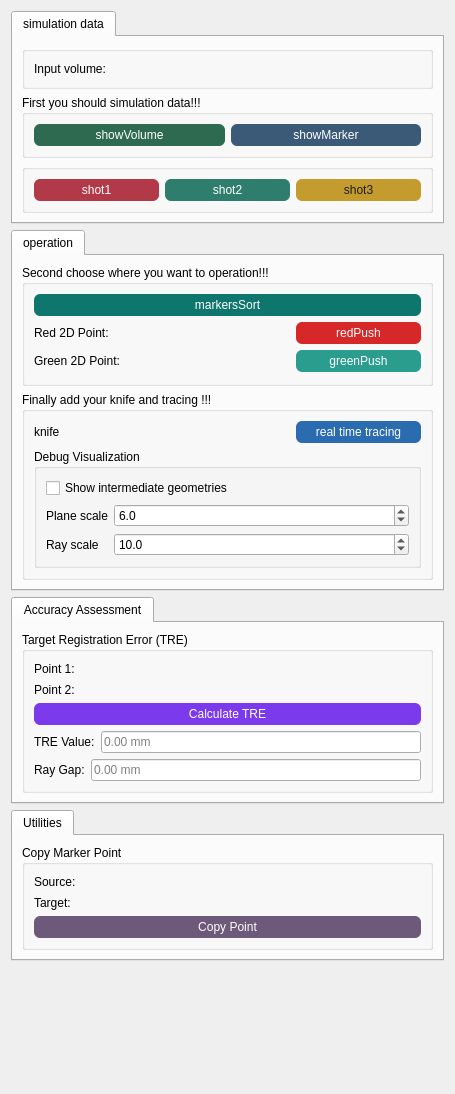
This is Resources/UI/Biplane.ui in CodingHHW/Biplane as Qt 5 draws it before an edit. The edited form follows.
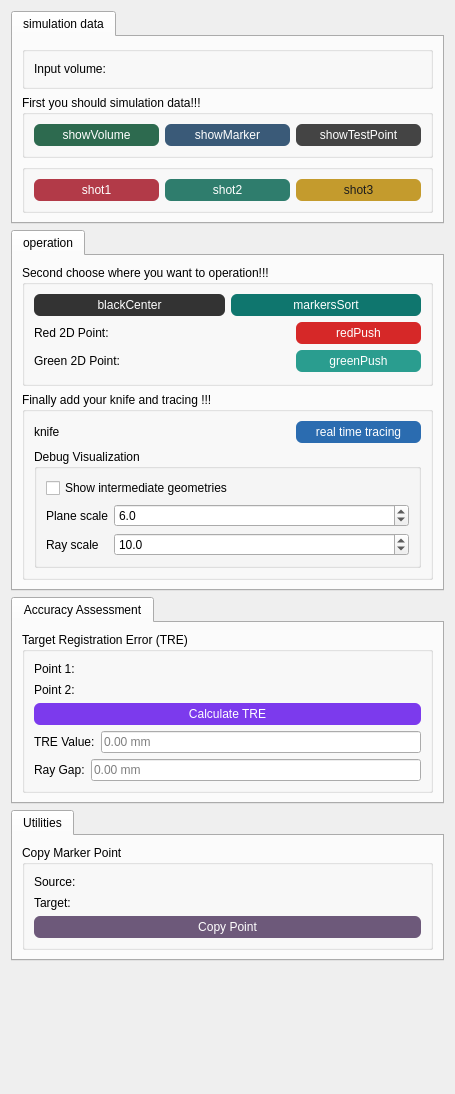
This is the edited form. Custom widgets are drawn as their Qt base class.

Commit message: Separate testPoint and update center detection

What changed in the file:
```diff
--- a/Resources/UI/Biplane.ui
+++ b/Resources/UI/Biplane.ui
@@ -93,6 +93,16 @@
               </property>
              </widget>
             </item>
+            <item>
+             <widget class="QPushButton" name="showTestPointButton">
+              <property name="styleSheet">
+               <string>QPushButton { background-color: #444444; color: white; border-radius: 6px; padding: 4px 10px; } QPushButton:hover { background-color: #2f2f2f; }</string>
+              </property>
+              <property name="text">
+               <string>showTestPoint</string>
+              </property>
+             </widget>
+            </item>
            </layout>
           </item>
          </layout>
@@ -170,6 +180,18 @@
          </property>
          <layout class="QVBoxLayout" name="verticalLayout_5">
           <item>
+           <layout class="QHBoxLayout" name="horizontalLayout_blackCenter">
+            <item>
+             <widget class="QPushButton" name="blackCenterButton">
+              <property name="styleSheet">
+               <string>QPushButton { background-color: #333333; color: white; border-radius: 6px; padding: 4px 10px; } QPushButton:hover { background-color: #1f1f1f; }</string>
+              </property>
+              <property name="text">
+               <string>blackCenter</string>
+              </property>
+             </widget>
+            </item>
+            <item>
            <widget class="QPushButton" name="markersSortButton">
             <property name="styleSheet">
              <string>QPushButton { background-color: #0f766e; color: white; border-radius: 6px; padding: 4px 10px; } QPushButton:hover { background-color: #0a5b55; }</string>
@@ -178,6 +200,8 @@
              <string>markersSort</string>
             </property>
            </widget>
+            </item>
+           </layout>
           </item>
           <item>
            <layout class="QHBoxLayout" name="horizontalLayout_2">
```
Lines whose indentation alone changed are shown as unchanged. The commit also changes 2 other files.
